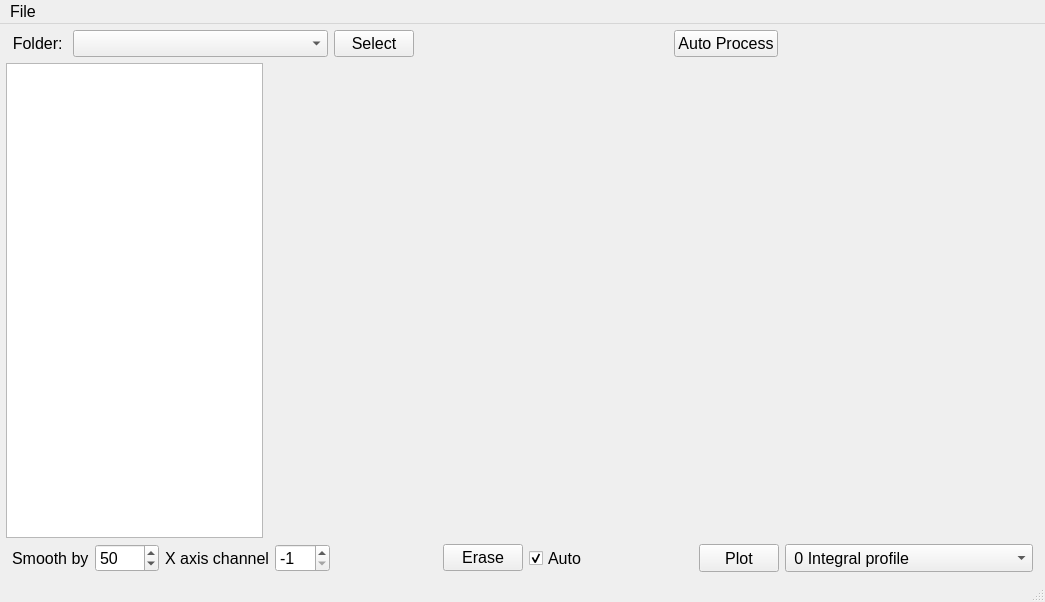
Qt form emittance/Emittance.ui (salinsalins/LoggerPlotterPy) before a commit.
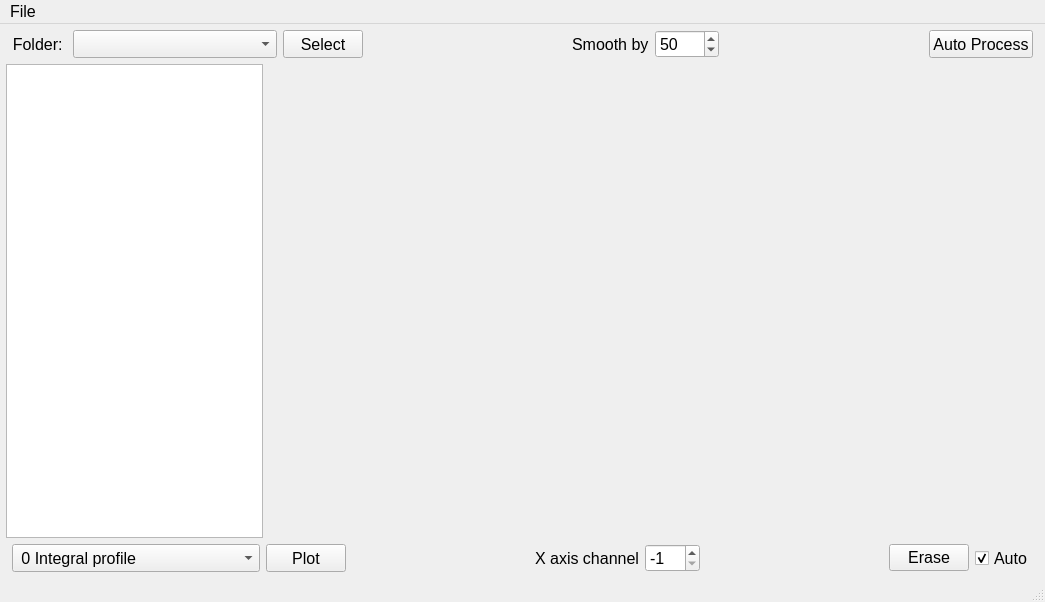
The same form after that commit. Custom widgets are drawn as their Qt base class.

Patch:
```diff
--- a/emittance/Emittance.ui
+++ b/emittance/Emittance.ui
@@ -111,6 +111,67 @@
         </property>
        </spacer>
       </item>
+      <item>
+       <widget class="QLabel" name="label">
+        <property name="sizePolicy">
+         <sizepolicy hsizetype="Fixed" vsizetype="Preferred">
+          <horstretch>0</horstretch>
+          <verstretch>0</verstretch>
+         </sizepolicy>
+        </property>
+        <property name="font">
+         <font>
+          <pointsize>12</pointsize>
+         </font>
+        </property>
+        <property name="focusPolicy">
+         <enum>Qt::NoFocus</enum>
+        </property>
+        <property name="text">
+         <string>Smooth by</string>
+        </property>
+       </widget>
+      </item>
+      <item>
+       <widget class="QSpinBox" name="spinBox">
+        <property name="sizePolicy">
+         <sizepolicy hsizetype="Preferred" vsizetype="Preferred">
+          <horstretch>0</horstretch>
+          <verstretch>0</verstretch>
+         </sizepolicy>
+        </property>
+        <property name="minimumSize">
+         <size>
+          <width>0</width>
+          <height>0</height>
+         </size>
+        </property>
+        <property name="font">
+         <font>
+          <pointsize>12</pointsize>
+         </font>
+        </property>
+        <property name="maximum">
+         <number>9999</number>
+        </property>
+        <property name="value">
+         <number>50</number>
+        </property>
+       </widget>
+      </item>
+      <item>
+       <spacer name="horizontalSpacer_4">
+        <property name="orientation">
+         <enum>Qt::Horizontal</enum>
+        </property>
+        <property name="sizeHint" stdset="0">
+         <size>
+          <width>40</width>
+          <height>20</height>
+         </size>
+        </property>
+       </spacer>
+      </item>
       <item>
        <widget class="QPushButton" name="pushButton_4">
         <property name="sizePolicy">
@@ -129,19 +190,6 @@
         </property>
        </widget>
       </item>
-      <item>
-       <spacer name="horizontalSpacer_4">
-        <property name="orientation">
-         <enum>Qt::Horizontal</enum>
-        </property>
-        <property name="sizeHint" stdset="0">
-         <size>
-          <width>40</width>
-          <height>20</height>
-         </size>
-        </property>
-       </spacer>
-      </item>
      </layout>
     </item>
     <item>
@@ -203,165 +251,6 @@
       <property name="rightMargin">
        <number>6</number>
       </property>
-      <item>
-       <widget class="QLabel" name="label">
-        <property name="sizePolicy">
-         <sizepolicy hsizetype="Fixed" vsizetype="Preferred">
-          <horstretch>0</horstretch>
-          <verstretch>0</verstretch>
-         </sizepolicy>
-        </property>
-        <property name="font">
-         <font>
-          <pointsize>12</pointsize>
-         </font>
-        </property>
-        <property name="focusPolicy">
-         <enum>Qt::NoFocus</enum>
-        </property>
-        <property name="text">
-         <string>Smooth by</string>
-        </property>
-       </widget>
-      </item>
-      <item>
-       <widget class="QSpinBox" name="spinBox">
-        <property name="sizePolicy">
-         <sizepolicy hsizetype="Preferred" vsizetype="Preferred">
-          <horstretch>0</horstretch>
-          <verstretch>0</verstretch>
-         </sizepolicy>
-        </property>
-        <property name="minimumSize">
-         <size>
-          <width>0</width>
-          <height>0</height>
-         </size>
-        </property>
-        <property name="font">
-         <font>
-          <pointsize>12</pointsize>
-         </font>
-        </property>
-        <property name="maximum">
-         <number>9999</number>
-        </property>
-        <property name="value">
-         <number>50</number>
-        </property>
-       </widget>
-      </item>
-      <item>
-       <widget class="QLabel" name="label_3">
-        <property name="font">
-         <font>
-          <pointsize>12</pointsize>
-         </font>
-        </property>
-        <property name="frameShape">
-         <enum>QFrame::NoFrame</enum>
-        </property>
-        <property name="text">
-         <string>X axis channel</string>
-        </property>
-       </widget>
-      </item>
-      <item>
-       <widget class="QSpinBox" name="spinBox_2">
-        <property name="sizePolicy">
-         <sizepolicy hsizetype="Preferred" vsizetype="Preferred">
-          <horstretch>0</horstretch>
-          <verstretch>0</verstretch>
-         </sizepolicy>
-        </property>
-        <property name="font">
-         <font>
-          <pointsize>12</pointsize>
-         </font>
-        </property>
-        <property name="minimum">
-         <number>-1</number>
-        </property>
-        <property name="maximum">
-         <number>999</number>
-        </property>
-        <property name="value">
-         <number>-1</number>
-        </property>
-       </widget>
-      </item>
-      <item>
-       <spacer name="horizontalSpacer">
-        <property name="orientation">
-         <enum>Qt::Horizontal</enum>
-        </property>
-        <property name="sizeHint" stdset="0">
-         <size>
-          <width>40</width>
-          <height>20</height>
-         </size>
-        </property>
-       </spacer>
-      </item>
-      <item>
-       <widget class="QPushButton" name="pushButton_7">
-        <property name="text">
-         <string>Erase</string>
-        </property>
-       </widget>
-      </item>
-      <item>
-       <widget class="QCheckBox" name="checkBox">
-        <property name="sizePolicy">
-         <sizepolicy hsizetype="Minimum" vsizetype="Preferred">
-          <horstretch>0</horstretch>
-          <verstretch>0</verstretch>
-         </sizepolicy>
-        </property>
-        <property name="font">
-         <font>
-          <pointsize>12</pointsize>
-         </font>
-        </property>
-        <property name="text">
-         <string>Auto</string>
-        </property>
-        <property name="checked">
-         <bool>true</bool>
-        </property>
-       </widget>
-      </item>
-      <item>
-       <spacer name="horizontalSpacer_2">
-        <property name="orientation">
-         <enum>Qt::Horizontal</enum>
-        </property>
-        <property name="sizeHint" stdset="0">
-         <size>
-          <width>20</width>
-          <height>20</height>
-         </size>
-        </property>
-       </spacer>
-      </item>
-      <item>
-       <widget class="QPushButton" name="pushButton_6">
-        <property name="sizePolicy">
-         <sizepolicy hsizetype="Minimum" vsizetype="Preferred">
-          <horstretch>0</horstretch>
-          <verstretch>0</verstretch>
-         </sizepolicy>
-        </property>
-        <property name="font">
-         <font>
-          <pointsize>12</pointsize>
-         </font>
-        </property>
-        <property name="text">
-         <string>Plot</string>
-        </property>
-       </widget>
-      </item>
       <item>
        <widget class="QComboBox" name="comboBox">
         <property name="sizePolicy">
@@ -472,6 +361,117 @@
         </item>
        </widget>
       </item>
+      <item>
+       <widget class="QPushButton" name="pushButton_6">
+        <property name="sizePolicy">
+         <sizepolicy hsizetype="Minimum" vsizetype="Preferred">
+          <horstretch>0</horstretch>
+          <verstretch>0</verstretch>
+         </sizepolicy>
+        </property>
+        <property name="font">
+         <font>
+          <pointsize>12</pointsize>
+         </font>
+        </property>
+        <property name="text">
+         <string>Plot</string>
+        </property>
+       </widget>
+      </item>
+      <item>
+       <spacer name="horizontalSpacer_5">
+        <property name="orientation">
+         <enum>Qt::Horizontal</enum>
+        </property>
+        <property name="sizeHint" stdset="0">
+         <size>
+          <width>40</width>
+          <height>20</height>
+         </size>
+        </property>
+       </spacer>
+      </item>
+      <item>
+       <widget class="QLabel" name="label_3">
+        <property name="font">
+         <font>
+          <pointsize>12</pointsize>
+         </font>
+        </property>
+        <property name="frameShape">
+         <enum>QFrame::NoFrame</enum>
+        </property>
+        <property name="text">
+         <string>X axis channel</string>
+        </property>
+       </widget>
+      </item>
+      <item>
+       <widget class="QSpinBox" name="spinBox_2">
+        <property name="sizePolicy">
+         <sizepolicy hsizetype="Preferred" vsizetype="Preferred">
+          <horstretch>0</horstretch>
+          <verstretch>0</verstretch>
+         </sizepolicy>
+        </property>
+        <property name="font">
+         <font>
+          <pointsize>12</pointsize>
+         </font>
+        </property>
+        <property name="minimum">
+         <number>-1</number>
+        </property>
+        <property name="maximum">
+         <number>999</number>
+        </property>
+        <property name="value">
+         <number>-1</number>
+        </property>
+       </widget>
+      </item>
+      <item>
+       <spacer name="horizontalSpacer">
+        <property name="orientation">
+         <enum>Qt::Horizontal</enum>
+        </property>
+        <property name="sizeHint" stdset="0">
+         <size>
+          <width>40</width>
+          <height>20</height>
+         </size>
+        </property>
+       </spacer>
+      </item>
+      <item>
+       <widget class="QPushButton" name="pushButton_7">
+        <property name="text">
+         <string>Erase</string>
+        </property>
+       </widget>
+      </item>
+      <item>
+       <widget class="QCheckBox" name="checkBox">
+        <property name="sizePolicy">
+         <sizepolicy hsizetype="Minimum" vsizetype="Preferred">
+          <horstretch>0</horstretch>
+          <verstretch>0</verstretch>
+         </sizepolicy>
+        </property>
+        <property name="font">
+         <font>
+          <pointsize>12</pointsize>
+         </font>
+        </property>
+        <property name="text">
+         <string>Auto</string>
+        </property>
+        <property name="checked">
+         <bool>true</bool>
+        </property>
+       </widget>
+      </item>
      </layout>
     </item>
    </layout>
```
